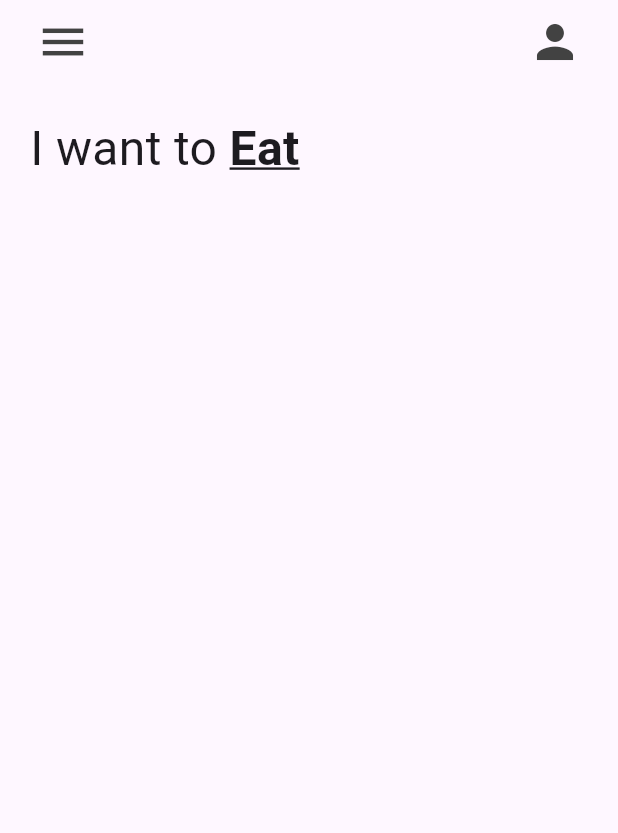
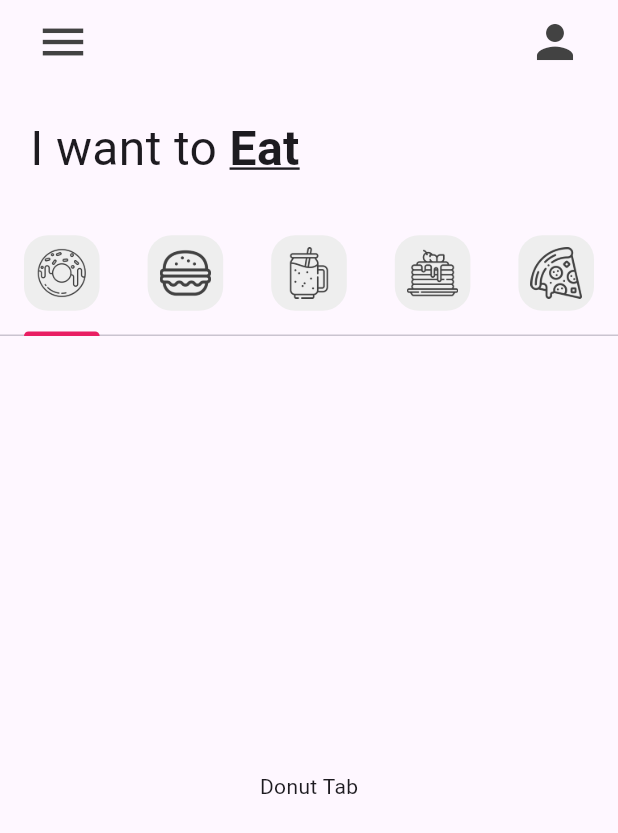
Before and after one commit to twinkie011/reto1_donet_app_christian_rodriguez, a Flutter app: the screen it shows after launch, on a phone screen of 412 x 824 dp. Shown: the top 833 px of the screen. Run offline on Flutter 3.47's test engine with Material 3 defaults, Android fonts, the phone set to English and light mode, and no system bars.

Commit message:
TabBar_añadido

```diff
--- /dev/null
+++ b/lib/icons/utils/my_tab.dart
@@ -0,0 +1,19 @@
+import 'package:flutter/material.dart';
+
+class MyTab extends StatelessWidget {
+  final String iconPath;
+  const MyTab({super.key, required this.iconPath});
+
+  @override
+  Widget build(BuildContext context) {
+    return Tab(
+      height: 80,
+      child: Container(
+        decoration: BoxDecoration (color: Colors.grey[200],borderRadius: BorderRadius.circular(16) ),
+        padding: const EdgeInsets.all(8),
+
+        child: Image.asset(iconPath, color: Colors.grey[800],),
+      ),
+    );
+  }
+}
--- a/lib/main.dart
+++ b/lib/main.dart
@@ -10,8 +10,10 @@ class MainApp extends StatelessWidget {
 
   @override
   Widget build(BuildContext context) {
-    return const MaterialApp(
-      home: HomePage(),
+    return MaterialApp(
+      home: const HomePage(),
+      theme: ThemeData(
+        tabBarTheme: const TabBarTheme(indicatorColor: Colors.pink),)
     );
   }
 }
--- a/lib/pages/home_page.dart
+++ b/lib/pages/home_page.dart
@@ -1,4 +1,10 @@
 import 'package:flutter/material.dart';
+import 'package:reto1_donet_app_christian_rodriguez/icons/utils/my_tab.dart';
+import 'package:reto1_donet_app_christian_rodriguez/tab/Burger_tab.dart';
+import 'package:reto1_donet_app_christian_rodriguez/tab/Donut_tab.dart';
+import 'package:reto1_donet_app_christian_rodriguez/tab/Pancakes_tab.dart';
+import 'package:reto1_donet_app_christian_rodriguez/tab/Pizza_tab.dart';
+import 'package:reto1_donet_app_christian_rodriguez/tab/Smoothie_tab.dart';
 
 class HomePage extends StatefulWidget {
   const HomePage({super.key});
@@ -8,9 +14,32 @@ class HomePage extends StatefulWidget {
 }
 
 class _HomePageState extends State<HomePage> {
+
+  List<Widget> myTabs = [
+
+  //Donut tab
+  const MyTab(iconPath: 'lib/icons/donut.png'),
+
+  //Burger tab
+  const MyTab(iconPath: 'lib/icons/burger.png'),
+
+  //Smoothie tab
+  const MyTab(iconPath: 'lib/icons/smoothie.png'),
+
+  //pancake tab
+  const MyTab(iconPath: 'lib/icons/pancakes.png'),
+
+  //pizza tab
+  const MyTab(iconPath: 'lib/icons/pizza.png'),
+
+  ];
+
+
   @override
   Widget build(BuildContext context) {
-    return Scaffold(
+    return DefaultTabController(
+      length: myTabs.length,
+      child: Scaffold(
       appBar: AppBar(
         backgroundColor: Colors.transparent,
         leading: Padding(padding: const EdgeInsets.only(left:16.0),
@@ -26,22 +55,43 @@ class _HomePageState extends State<HomePage> {
         ),
         ]
         ),
-      body:const Column(children: [
-          Padding(
-            padding: EdgeInsets.all(20.0),
+        body: Column(children: [
+          const Padding(
+              padding: const EdgeInsets.all(20.0),
               child: Row(
                 children: [
                   Text('I want to ',style: TextStyle(fontSize: 32),),
                    Text('Eat ',style: TextStyle(fontSize: 32,fontWeight: FontWeight.bold, decoration: TextDecoration.underline),),
                 ],
               ),
-          )
+            ),
             //tap bar
+            TabBar(tabs: myTabs),
 
 
             //tap bar view
+           const Expanded(child: TabBarView(children: [
+
+            //donut tab
+            DonutTab(),
+
+             //Burger tab
+            BurgerTab(),
+
+             //Smoothie tab
+            SmoothieTab(),
+
+             //Pancake tab
+            PancakesTab(),
+
+             //pizza tab
+            PizzaTab(),
+
+            ]))
+
 
         ],)
+      ),
     );
   }
 }
--- /dev/null
+++ b/lib/tab/Donut_tab.dart
@@ -0,0 +1,14 @@
+import 'package:flutter/material.dart';
+
+class DonutTab extends StatelessWidget {
+  const DonutTab({super.key});
+
+  @override
+  Widget build(BuildContext context) {
+   return Container(
+      child: const Center(
+        child: Text('Donut Tab',),
+      ),
+    );
+  }
+}
```
Also changed, not shown: lib/tab/Burger_tab.dart (added, +14 -0 lines), lib/tab/Pancakes_tab.dart (added, +14 -0 lines), lib/tab/Pizza_tab.dart (added, +14 -0 lines), lib/tab/Smoothie_tab.dart (added, +14 -0 lines). Lines whose indentation alone changed are shown as unchanged.
